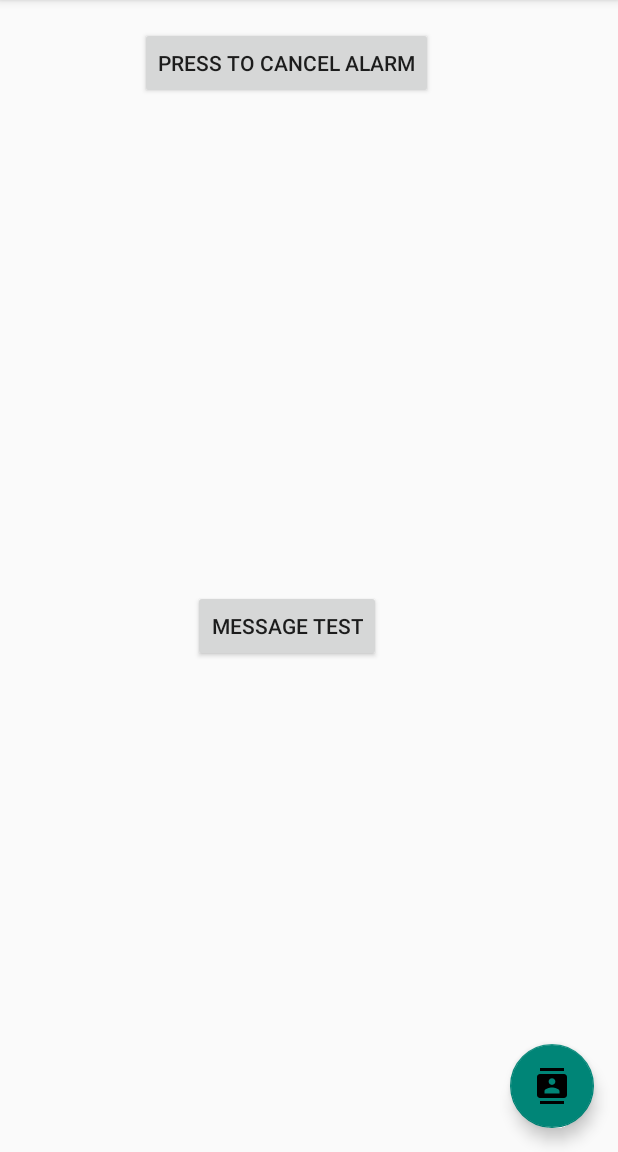
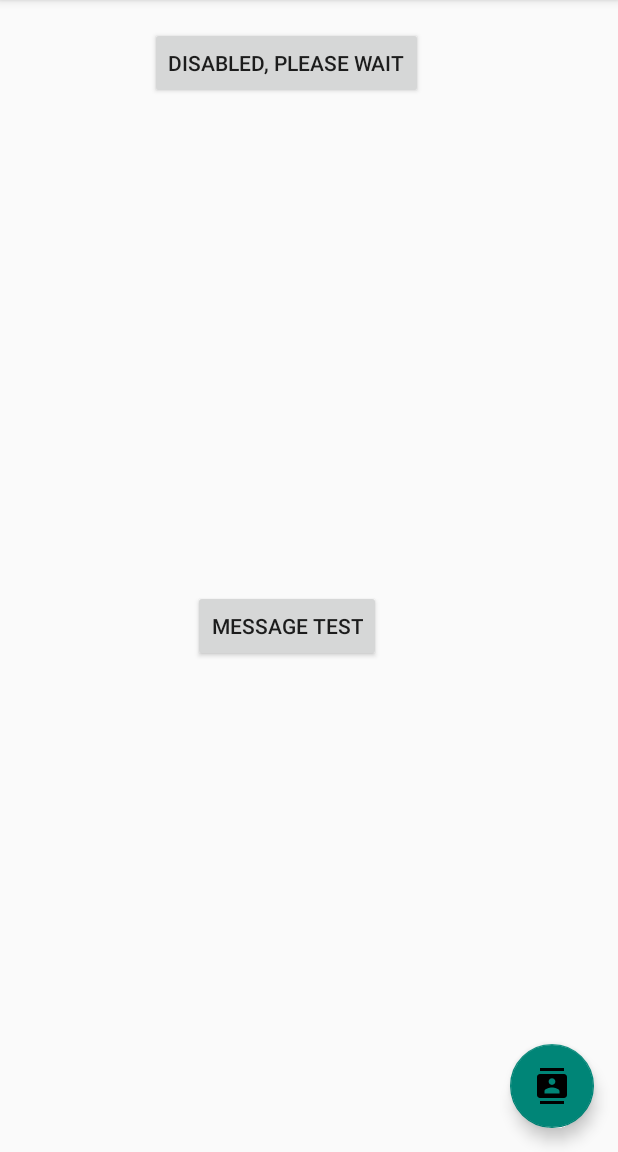
Before and after one commit to CarlHMitchell/FailsafeAlert, an Android app: the screen it shows after launch (MainActivity), after a tap on "MESSAGE TEST", on a phone screen of 412 x 824 dp, the part 84-1236 px from its top. Run offline under Robolectric (Android 15) with nearby library versions, the phone set to English and light mode, and no system bars; libraries missing offline, so code that uses them is left out: com.intentfilter.androidpermissions; 9 statements that could not run were skipped.

Commit message:
Create a helper class to prevent background Toasts from causing crashes. Allow cancel button text to change based on state.

```diff
--- a/app/src/main/java/com/github/carlhmitchell/failsafealert/MainActivity.java
+++ b/app/src/main/java/com/github/carlhmitchell/failsafealert/MainActivity.java
@@ -16,10 +16,12 @@ import android.view.Menu;
 import android.view.MenuItem;
 import android.view.View;
 import android.widget.Button;
+import android.widget.Toast;
 
 import com.github.carlhmitchell.contactablespicker.ContactsList;
 import com.github.carlhmitchell.failsafealert.settings.SettingsActivity;
 import com.github.carlhmitchell.failsafealert.utilities.MessageSender;
+import com.github.carlhmitchell.failsafealert.utilities.ToastService;
 
 import java.util.Objects;
 
@@ -33,6 +35,8 @@ public class MainActivity extends AppCompatActivity {
     //private Toolbar toolbar;
     private SharedPreferences data;
     private SharedPreferences.Editor editor;
+    private Button cancelButton;
+    private static boolean buttonState = true;
 
     @Override
     protected void onCreate(Bundle savedInstanceState) {
@@ -50,19 +54,19 @@ public class MainActivity extends AppCompatActivity {
         editor = data.edit();
         editor.apply();
 
-        Button cancelButton = findViewById(R.id.cancelButton);
-        cancelButton.setOnClickListener(new View.OnClickListener() {
-            @Override
-            public void onClick(View v) {
-                cancelAlert();
-            }
-        });
+        cancelButton = findViewById(R.id.cancelButton);
+        int state = data.getInt("state", 0);
+        if (state == SWITCH_ACTIVE) {
+            enableCancelButton();
+        } else if (state == SWITCH_INACTIVE) {
+            disableCancelButton();
+        }
 
         Button emailTestButton = findViewById(R.id.emailTestButton);
         emailTestButton.setOnClickListener(new View.OnClickListener() {
             @Override
             public void onClick(View v) {
-                testEmail();
+                testMessage();
             }
         });
 
@@ -103,12 +107,35 @@ public class MainActivity extends AppCompatActivity {
 
     }
 
-    private void testEmail() {
+    private void enableCancelButton() {
+        cancelButton.setText(R.string.cancel_button_enabled);
+        cancelButton.setOnClickListener(new View.OnClickListener() {
+            @Override
+            public void onClick(View v) {
+                cancelAlert();
+                ToastService.toast(getBaseContext(), getString(R.string.alert_canceled), Toast.LENGTH_SHORT);
+            }
+        });
+    }
+
+    private void disableCancelButton() {
+        cancelButton.setText(R.string.cancel_button_disabled);
+        cancelButton.setOnClickListener(new View.OnClickListener() {
+            @Override
+            public void onClick(View v) {
+                ToastService.toast(getBaseContext(), getString(R.string.cancel_button_disabled_message), Toast.LENGTH_SHORT);
+            }
+        });
+    }
+
+    private void testMessage() {
         Log.i(DEBUG_TAG, "Test Message button clicked");
         try {
             new MessageSender(this).sendMessages();
+            ToastService.toast(this, "Alert sent to selected contacts", Toast.LENGTH_SHORT);
         } catch (Exception e) {
             Log.e("TestMessageButton", "Error creating MessageSender: " + e);
+            ToastService.toast(this, "Error, could not send alert!", Toast.LENGTH_SHORT);
         }
     }
 
@@ -149,6 +176,7 @@ public class MainActivity extends AppCompatActivity {
             Log.i(DEBUG_TAG, "Cancel Button clicked while switch is active");
             editor.putInt("state", SWITCH_INACTIVE);
             editor.apply();
+            disableCancelButton();
             Intent cancelNotificationIntent = new Intent(this, BackgroundService.class);
             cancelNotificationIntent.putExtra("type", "cancelNotification");
             this.startService(cancelNotificationIntent);
@@ -156,6 +184,7 @@ public class MainActivity extends AppCompatActivity {
             Log.i(DEBUG_TAG, "Cancel button clicked while switch inactive.");
             Log.i(DEBUG_TAG, "State is " + state);
         }
+
     }
 
     private void doLaunchContactEditor() {
--- a/app/src/main/java/com/github/carlhmitchell/failsafealert/TODO.txt
+++ b/app/src/main/java/com/github/carlhmitchell/failsafealert/TODO.txt
@@ -1,12 +1,6 @@
 TODO
-Configure button enabling with timer
-OR
-Add toast for cancel button being pressed when not enabled?
 
-Fix crash bug when message fails to send (no connection?)
 Fix mail settings preset list & to select Custom if "Ok" is pressed in Mail Settings Preference
-Add toasts for message test
 
-Add validation of e-mail server settings
 Prettify code
 Publish
--- a/app/src/main/java/com/github/carlhmitchell/failsafealert/utilities/MessageSender.java
+++ b/app/src/main/java/com/github/carlhmitchell/failsafealert/utilities/MessageSender.java
@@ -93,13 +93,13 @@ public class MessageSender {
         permissionManager.checkPermissions(singleton(Manifest.permission.SEND_SMS), new PermissionManager.PermissionRequestListener() {
             @Override
             public void onPermissionGranted() {
-                Toast.makeText(messageSenderContext, "Permissions Granted", Toast.LENGTH_SHORT).show();
+                ToastService.toast(messageSenderContext, "Permissions Granted", Toast.LENGTH_SHORT);
                 sms.sendTextMessage(phoneNumber, null, message, null, null);
             }
 
             @Override
             public void onPermissionDenied() {
-                Toast.makeText(messageSenderContext, "Permissions Denied", Toast.LENGTH_SHORT).show();
+                ToastService.toast(messageSenderContext, "Permissions Denied", Toast.LENGTH_SHORT);
             }
         });
     }
--- /dev/null
+++ b/app/src/main/java/com/github/carlhmitchell/failsafealert/utilities/ToastService.java
@@ -0,0 +1,34 @@
+package com.github.carlhmitchell.failsafealert.utilities;
+
+import android.content.Context;
+import android.os.Handler;
+import android.os.Looper;
+import android.widget.Toast;
+
+/**
+ * A simple class to allow sending a Toast from any Context.
+ */
+
+public class ToastService {
+
+    public ToastService() {}
+
+    /**
+     * Send a Toast from any Context, even a Service or Application!
+     * @param context Context from which to send the Toast.
+     * @param text Text of the toast.
+     * @param length Toast.LENGTH_SHORT (0) or Toast.LENGTH_LONG (1).
+     */
+    public static void toast(final Context context, final String text, int length) {
+        if (length != Toast.LENGTH_LONG) {
+            length = Toast.LENGTH_SHORT;
+        }
+        final int toastLength = length;
+        Handler handler = new Handler(Looper.getMainLooper());
+        handler.post(new Runnable() {
+            public void run() {
+                Toast.makeText(context, text, toastLength).show();
+            }
+        });
+    }
+}
--- a/app/src/main/res/layout/activity_main.xml
+++ b/app/src/main/res/layout/activity_main.xml
@@ -34,7 +34,7 @@
             android:layout_width="wrap_content"
             android:layout_height="wrap_content"
             android:layout_marginTop="16dp"
-            android:text="@string/press_to_cancel_alarm"
+            android:text="@string/cancel_button_enabled"
             app:layout_constraintEnd_toEndOf="parent"
             app:layout_constraintStart_toStartOf="parent"
             app:layout_constraintTop_toTopOf="@+id/guideline" />
--- a/app/src/main/res/values/strings.xml
+++ b/app/src/main/res/values/strings.xml
@@ -3,9 +3,6 @@
     <string name="action_settings">Settings</string>
     <string name="title_activity_settings">Settings</string>
 
-    <!--
-    <string name="mail_settings_button">Email Settings</string>
-    -->
     <string name="pref_mail_settings_title">Email Settings</string>
     <string name="pref_mail_settings_summary">Email Server Settings</string>
     <string name="pref_mail_username_title">Username</string>
@@ -22,7 +19,9 @@
 
     <string name="pref_message_title">Compose Message</string>
 
-    <string name="press_to_cancel_alarm">Press to Cancel Alarm</string>
+    <string name="cancel_button_enabled">Cancel Alarm</string>
+    <string name="cancel_button_disabled">Disabled, please wait</string>
+    <string name="cancel_button_disabled_message">Wait for the notification!</string>
     <string name="custom_email_server_settings_summary">Custom email server settings</string>
     <string name="custom_server_settings_title">Custom server settings</string>
     <string name="message_settings_category_title">Message Settings</string>
@@ -31,5 +30,6 @@
     <string name="mail_port_hint">Mail Port</string>
     <string name="ssl_port_hint">SSL Port</string>
     <string name="notification_text">Failsafe Alert is active! Cancel it now, or the alert will be sent.</string>
+    <string name="alert_canceled">Alert canceled</string>
 
 </resources>
```
